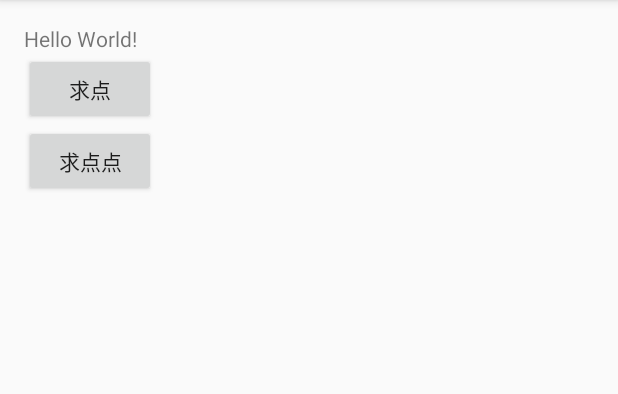
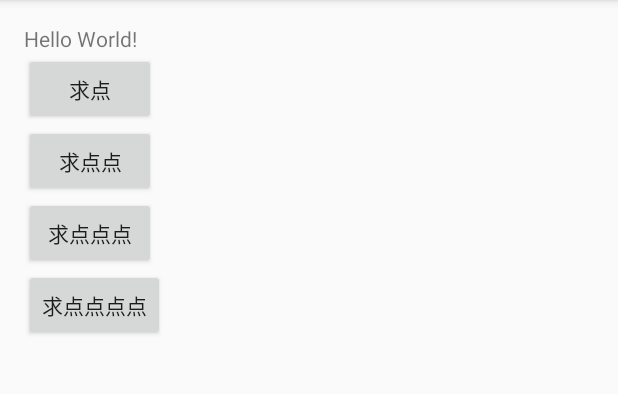
Before and after one commit to shengjinbing/PortraitUp, an Android app: the screen it shows after launch (MainActivity), on a phone screen of 412 x 824 dp, the part 84-478 px from its top. Run offline under Robolectric (Android 15) with nearby library versions, the phone set to English and light mode, and no system bars.

Commit message:
点点点点俺干啥呢

```diff
--- a/app/src/main/java/cn/lixiang/portraitup/MainActivity.java
+++ b/app/src/main/java/cn/lixiang/portraitup/MainActivity.java
@@ -29,4 +29,8 @@ public class MainActivity extends AppCompatActivity {
         Toast.makeText(this, "点点点俺干啥呢", Toast.LENGTH_SHORT).show();
 
     }
+
+    public void qiudiandiandiandian(View view) {
+        Toast.makeText(this, "点点点点俺干啥呢", Toast.LENGTH_SHORT).show();
+    }
 }
--- a/app/src/main/res/layout/activity_main.xml
+++ b/app/src/main/res/layout/activity_main.xml
@@ -27,6 +27,19 @@
         android:text="求点点"
         android:layout_width="wrap_content"
         android:layout_height="wrap_content"/>
+    <Button
+        android:onClick="qiudiandiandian"
+        android:text="求点点点"
+        android:layout_width="wrap_content"
+        android:layout_height="wrap_content"/>
+
+    <Button
+        android:onClick="qiudiandiandiandian"
+        android:text="求点点点点"
+        android:layout_width="wrap_content"
+        android:layout_height="wrap_content"/>
+
+
 
 
 </LinearLayout>
```
